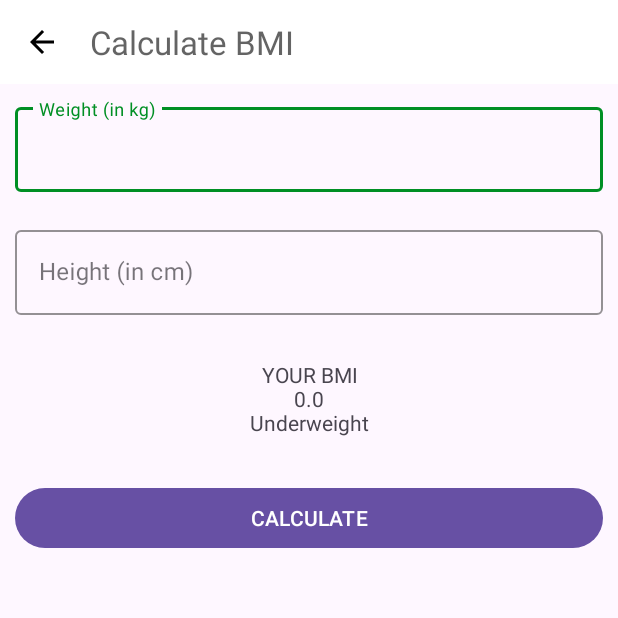
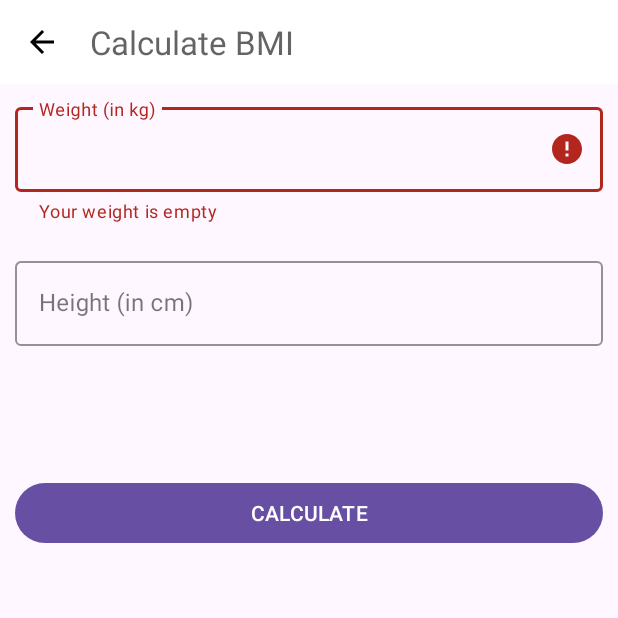
Before and after one commit to alibaghdadi/7MinutesWorkout, an Android app: the BmiCalculator screen opened directly, with no data from a screen before it, after a tap on "CALCULATE", on a phone screen of 412 x 824 dp, the top half of it. Run offline under Robolectric (Android 15) with nearby library versions, the phone set to English and light mode, and no system bars.

Commit message:
update some features in bmi calculator

```diff
--- a/app/src/main/java/com/example/a7minutesworkout/BmiCalculator.kt
+++ b/app/src/main/java/com/example/a7minutesworkout/BmiCalculator.kt
@@ -29,6 +29,7 @@
 
         binding.btnBMI.setOnClickListener {
 
+            if (validateMetricUnits()) {
                 val weight = binding.edMetricUnitWeight.text.toString().toFloat()
                 val height = binding.edMetricUnitHeight.text.toString().toFloat()
 
@@ -37,6 +38,7 @@
                 val screenResult = bmiWeightRanges(roundedBMIResult)
 
                 binding.tvBmi.text = screenResult
+            }
 
         }
 
@@ -47,13 +49,38 @@
         exitDialogFragment.show(supportFragmentManager, "MyDialog")
     }
 
-    private fun calculateBMI(weight: Float, height: Float): Float = weight / ((height / 100).pow(2))
+    private fun validateMetricUnits(): Boolean {
+        var isValid = true
+
+        binding.tilMetricUnitWeight.error = null
+        binding.tilMetricUnitHeight.error = null
+
+        if (binding.edMetricUnitWeight.text.toString().isEmpty()) {
+            isValid = false
+            binding.tilMetricUnitWeight.error = "Your weight is empty"
+        } else if (binding.edMetricUnitHeight.text.toString().isEmpty()) {
+            isValid = false
+            binding.tilMetricUnitHeight.error = "Your height is empty"
+        }
+
+        return isValid
+    }
+
+    private fun calculateBMI(weight: Float, height: Float): Float =
+        weight / ((height / 100).pow(2))
 
     private fun bmiWeightRanges(bmiResult: Float) = when {
-        bmiResult < 18.5F -> "YOUR BMI\n$bmiResult\nUnderweight"
+        bmiResult < 18.5F -> "YOUR BMI\n$bmiResult\nUnderweight\n" +
+                "Severely underweight!! Take care of yourself!! Eat more!"
+
         bmiResult in 18.5F..24.9F -> "YOUR BMI\n$bmiResult\nHealthy"
-        bmiResult in 25F..29.9F -> "YOUR BMI\n$bmiResult\noverweight"
-        bmiResult > 30F -> "YOUR BMI\n$bmiResult\nobese"
+
+        bmiResult in 25F..29.9F -> "YOUR BMI\n$bmiResult\nOverweight\n" +
+                "Oops! Take care of yourself!! Workout maybe!!"
+
+        bmiResult > 30F -> "YOUR BMI\n$bmiResult\nObese\n" +
+                "Oops! Take care of yourself!! Workout maybe!!"
+
         else -> "Error"
     }
 
--- a/app/src/main/res/layout/activity_bmi_calculator.xml
+++ b/app/src/main/res/layout/activity_bmi_calculator.xml
@@ -61,6 +61,7 @@
         android:layout_below="@+id/tilMetricUnitHeight"
         android:layout_margin="20dp"
         android:gravity="center"
+        android:textSize="20sp"
         tools:text="BMI" />
 
     <Button
```
Lines whose indentation alone changed are shown as unchanged.
